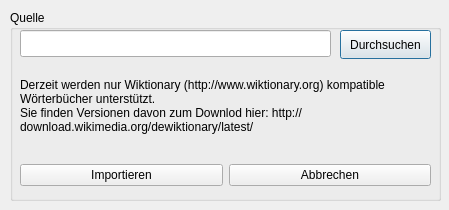
KDE/simon, file ui/importdict.ui: the form before one commit.
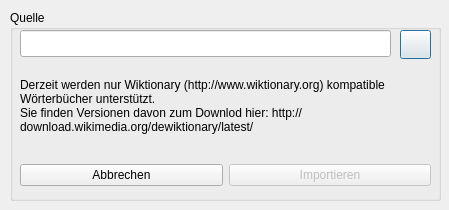
The form after the commit. Icons and pictures are not drawn.

The edit to the form file:
```diff
--- a/ui/importdict.ui
+++ b/ui/importdict.ui
@@ -40,14 +40,17 @@
      <widget class="QPushButton" name="pbGetPath" >
       <property name="geometry" >
        <rect>
-        <x>330</x>
+        <x>390</x>
         <y>20</y>
-        <width>91</width>
+        <width>31</width>
         <height>29</height>
        </rect>
       </property>
       <property name="text" >
-       <string>Durchsuchen</string>
+       <string/>
+      </property>
+      <property name="icon" >
+       <iconset resource="../simon.qrc" >:/images/icons/document-open.svg</iconset>
       </property>
      </widget>
      <widget class="QLineEdit" name="lePath" >
@@ -55,7 +58,7 @@
        <rect>
         <x>10</x>
         <y>20</y>
-        <width>311</width>
+        <width>371</width>
         <height>27</height>
        </rect>
       </property>
@@ -96,13 +99,18 @@
        <property name="spacing" >
         <number>6</number>
        </property>
-       <item>
-        <widget class="QPushButton" name="pbImport" >
-         <property name="text" >
-          <string>Importieren</string>
-         </property>
-        </widget>
-       </item>
+       <property name="leftMargin" >
+        <number>0</number>
+       </property>
+       <property name="topMargin" >
+        <number>0</number>
+       </property>
+       <property name="rightMargin" >
+        <number>0</number>
+       </property>
+       <property name="bottomMargin" >
+        <number>0</number>
+       </property>
        <item>
         <widget class="QPushButton" name="pbCancel" >
          <property name="text" >
@@ -110,6 +118,16 @@
          </property>
         </widget>
        </item>
+       <item>
+        <widget class="QPushButton" name="pbImport" >
+         <property name="enabled" >
+          <bool>false</bool>
+         </property>
+         <property name="text" >
+          <string>Importieren</string>
+         </property>
+        </widget>
+       </item>
       </layout>
      </widget>
     </widget>
```
Left out of the diff: 7 changed lines with no effect on the pictures.
